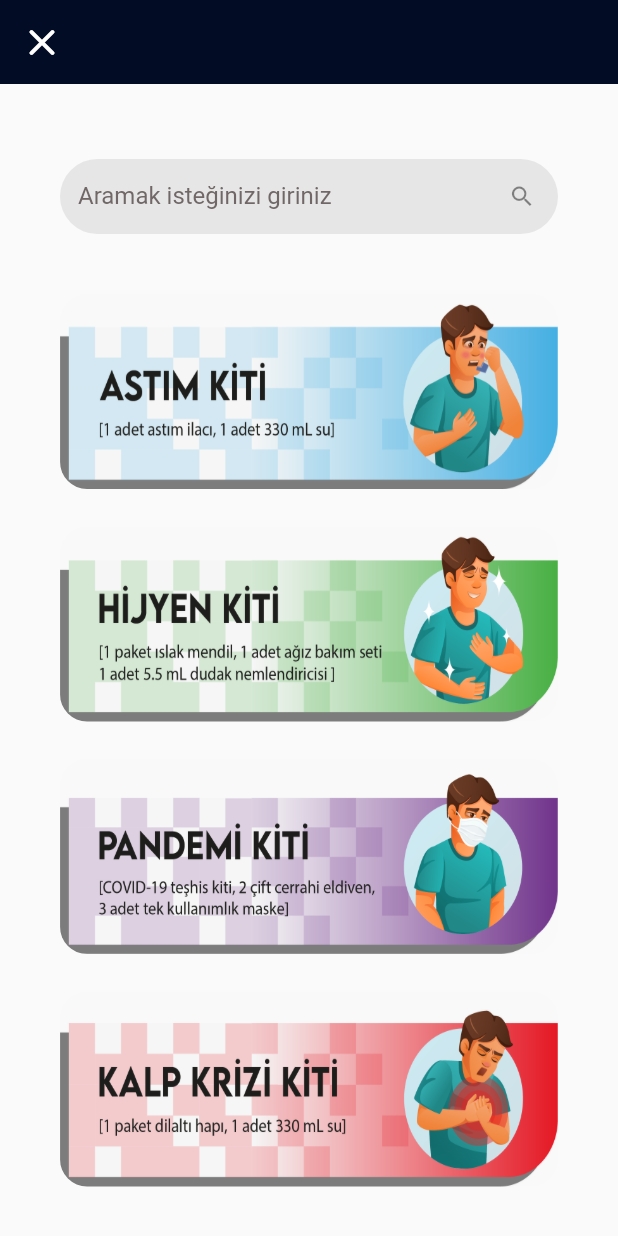
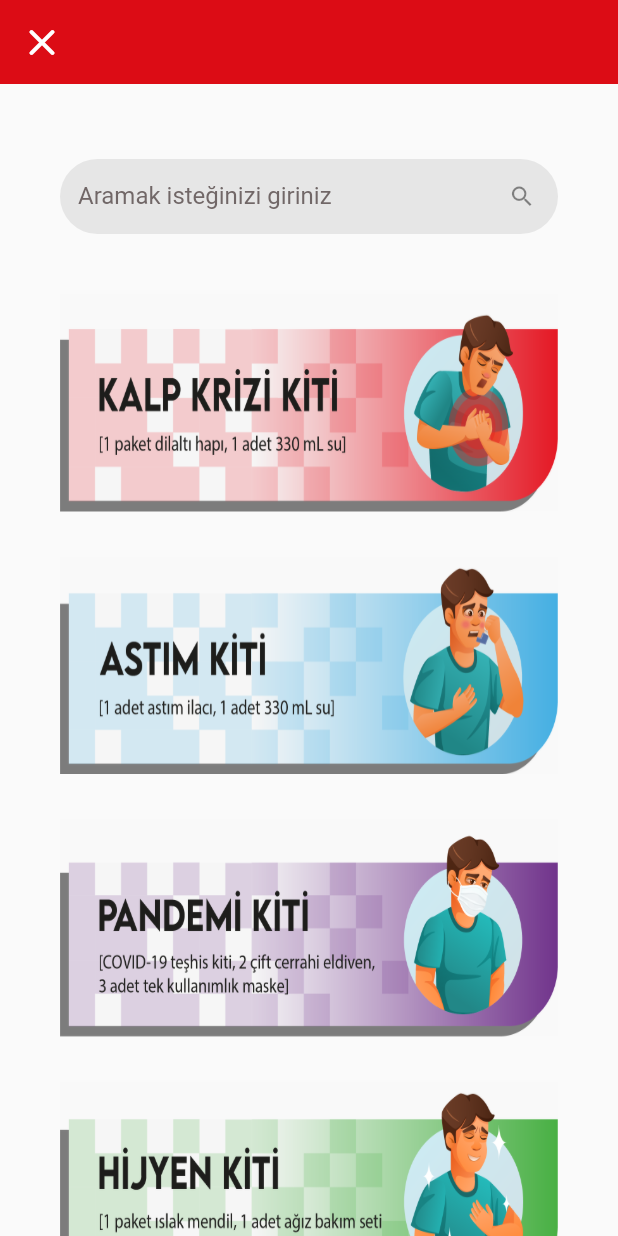
Before and after one commit to ClosePrize/Atlas_Mobile_App, a Flutter app: the KitOzelScreen screen opened directly, on a phone screen of 412 x 824 dp. Run offline on Flutter 3.47's test engine with Material 2 defaults, Android fonts, the phone set to English and light mode, and no system bars; our stand-ins replace firebase_auth, firebase_core; accounts and stored records are empty.

Commit message:
widgetlar öneme göre sıralandı

```diff
--- a/lib/kargo/widgets/reusable_widgets.dart
+++ b/lib/kargo/widgets/reusable_widgets.dart
@@ -392,10 +392,10 @@ SizedBox kit_button(BuildContext context, String assetName, Function onTab) {
 
 SizedBox kit_button1(BuildContext context, String text, String assetName) {
   return SizedBox(
-      height: 130,
-      width: 500,
+      height: 145,
+      width: MediaQuery.of(context).size.width/1.2,
       child: ClipRRect(
-        borderRadius: BorderRadius.circular(18),
+        // borderRadius: BorderRadius.circular(18),
         child: Material(
           child: InkWell(
             onTap: (){
--- a/lib/kit/kit_talep/saglik/body.dart
+++ b/lib/kit/kit_talep/saglik/body.dart
@@ -1,4 +1,5 @@
 import 'package:flutter/material.dart';
+import 'package:v01/kargo/constants.dart';
 import 'package:v01/kargo/widgets/reusable_widgets.dart';
 import 'package:v01/kit/home/home.dart';
 
@@ -15,7 +16,7 @@ class _KitOzelScreenState extends State<KitOzelScreen>{
   Widget build(BuildContext context) {
     return Scaffold(
       appBar: AppBar(
-          backgroundColor: const Color.fromARGB(255, 2, 12, 36),
+          backgroundColor:kitPrimaryColor,
           leading: IconButton(
             icon: Icon(
               Icons.close_rounded, color: Colors.white, size: 30,),
@@ -52,21 +53,21 @@ class _KitOzelScreenState extends State<KitOzelScreen>{
                 SizedBox(
                   height: 40,
                 ),
-                kit_button1(context, '', 'assets/saglık_kitleri/astimkiti.png'),
+                kit_button1(context, '', 'assets/saglık_kitleri/kalpkrizikiti.png'),
                 SizedBox(
-                  height: 25,
+                  height: 30,
                 ),
-                kit_button1(context, '','assets/saglık_kitleri/hijyenkiti.png'),
+                kit_button1(context, '','assets/saglık_kitleri/astimkiti.png'),
                 SizedBox(
-                  height: 25,
+                  height: 30,
                 ),
                 kit_button1(context, '','assets/saglık_kitleri/pandemikiti.png'),
                 SizedBox(
-                  height: 25,
+                  height: 30,
                 ),
-                kit_button1(context, '', 'assets/saglık_kitleri/kalpkrizikiti.png'),
+                kit_button1(context, '', 'assets/saglık_kitleri/hijyenkiti.png'),
                 SizedBox(
-                  height: 25,
+                  height: 30,
                 ),
                 //kit_button1(context, '',)
                 /*firebaseUIButton_deneme(context,'Kiti Talep Et', () {
--- a/lib/kit/profile/body.dart
+++ b/lib/kit/profile/body.dart
@@ -19,7 +19,7 @@ class _KitProfileScreenState extends State<KitProfileScreen>{
       backgroundColor: kbackgroundColor,
       extendBodyBehindAppBar: true,
       appBar: AppBar(
-          backgroundColor: const Color.fromARGB(255, 2, 12, 36),
+          backgroundColor: kitPrimaryColor,
            leading: IconButton(
              icon: const Icon(
                Icons.close_rounded, color: Colors.white, size: 30,),
--- a/lib/kit/taleplerim/kit_talep.dart
+++ b/lib/kit/taleplerim/kit_talep.dart
@@ -1,4 +1,5 @@
 import 'package:flutter/material.dart';
+import 'package:v01/kargo/constants.dart';
 import 'package:v01/kargo/widgets/reusable_widgets.dart';
 import 'package:v01/kit/home/home.dart';
 
@@ -17,7 +18,7 @@ class _KitTalepScreenState extends State<KitTalepScreen>{
   Widget build(BuildContext context) {
     return Scaffold(
         appBar: AppBar(
-        backgroundColor: const Color.fromARGB(255, 2, 12, 36),
+        backgroundColor:kitPrimaryColor,
     leading: IconButton(
     icon: Icon(
     Icons.close_rounded, color: Colors.white, size: 30,),
--- a/lib/kit/taleplerim/talep_onay.dart
+++ b/lib/kit/taleplerim/talep_onay.dart
@@ -17,7 +17,7 @@ class _KitTalepOnayScreenState extends State<KitTalepOnayScreen>{
   Widget build(BuildContext context) {
     return Scaffold(
       appBar: AppBar(
-          backgroundColor: const Color.fromARGB(255, 2, 12, 36),
+          backgroundColor: kitPrimaryColor,
           leading: IconButton(
             icon: Icon(
               Icons.close_rounded, color: Colors.white, size: 30,),
```
Also changed, not shown: lib/kit/kit_talep/besin/body.dart (+7 -6 lines), lib/kit/kit_talep/yol/body.dart (+7 -6 lines).
